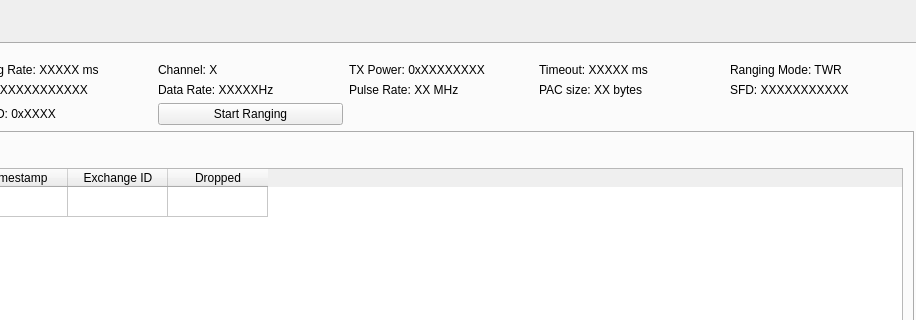
WiseLabCMU/Beluga-2.0, file interface_app/beluga_gui/beluga_gui.ui: the form before one commit; both pictures show x 299 to 1215 and y 0 to 320 of the 1215 by 650 pixel window.
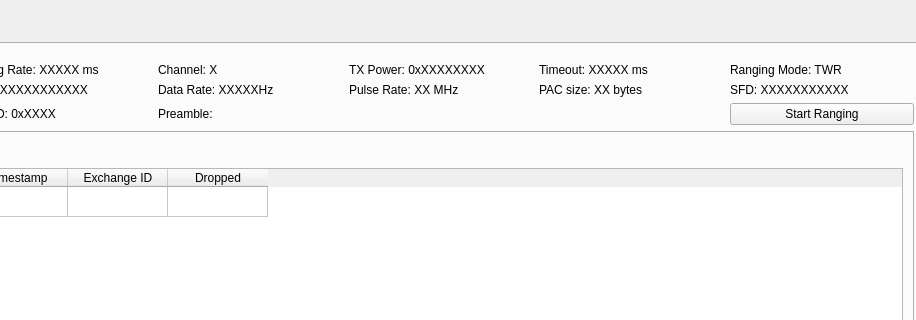
The form after the commit. The open tabs and pages were chosen to show the change. Custom widgets are drawn as their Qt base class.

Commit message: Connect the config labels in ranging with the refresh functions

Diff of the .ui file:
```diff
--- a/interface_app/beluga_gui/beluga_gui.ui
+++ b/interface_app/beluga_gui/beluga_gui.ui
@@ -1793,13 +1793,23 @@
             </property>
            </widget>
           </item>
-          <item row="2" column="2">
+          <item row="2" column="5">
            <widget class="QPushButton" name="ranges_ranging_pushbutton">
             <property name="text">
              <string>Start Ranging</string>
             </property>
            </widget>
           </item>
+          <item row="2" column="2">
+           <widget class="BelugaConfigLabel" name="ranges_preamble">
+            <property name="text">
+             <string>Preamble:</string>
+            </property>
+            <property name="prefix" stdset="0">
+             <string>Preamble</string>
+            </property>
+           </widget>
+          </item>
          </layout>
         </item>
         <item>
@@ -2157,6 +2167,16 @@
     <slot>simple_power_update(int)</slot>
    </slots>
   </customwidget>
+  <customwidget>
+   <class>BelugaConfigLabel</class>
+   <extends>QLabel</extends>
+   <header>widgets</header>
+   <slots>
+    <slot>update_config(str)</slot>
+    <slot>update_config(int)</slot>
+    <slot>update_config(bool)</slot>
+   </slots>
+  </customwidget>
  </customwidgets>
  <resources/>
  <connections>
```
Left out of the diff: 102 changed lines with no effect on the pictures. The commit also changes 4 other files.
